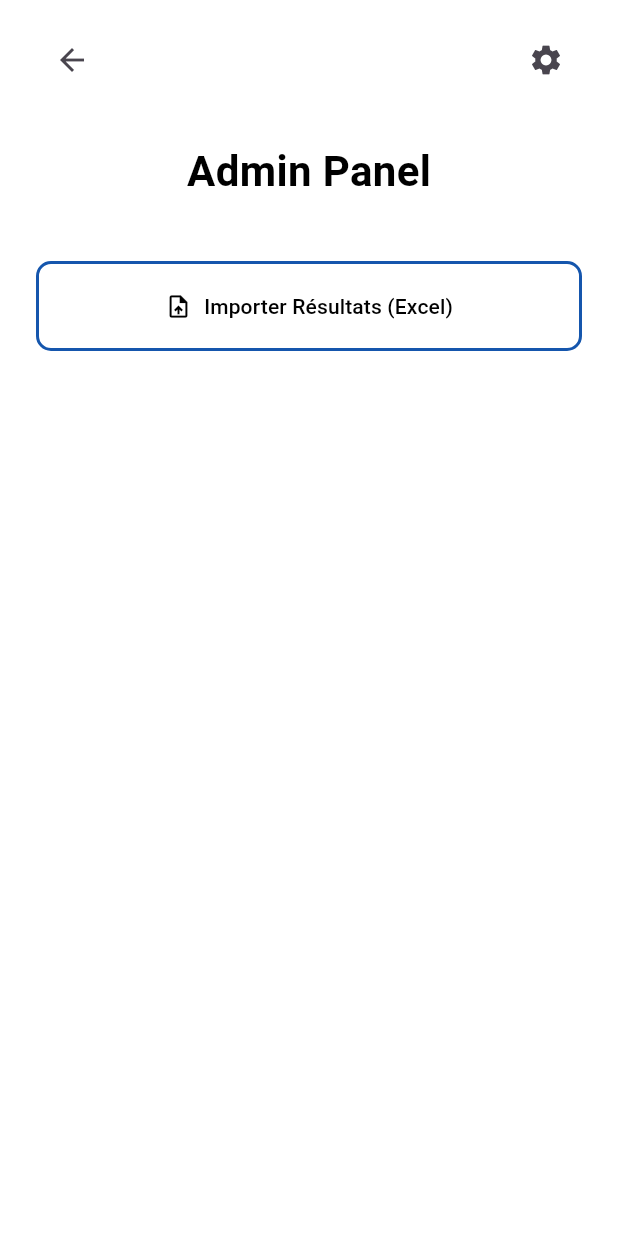
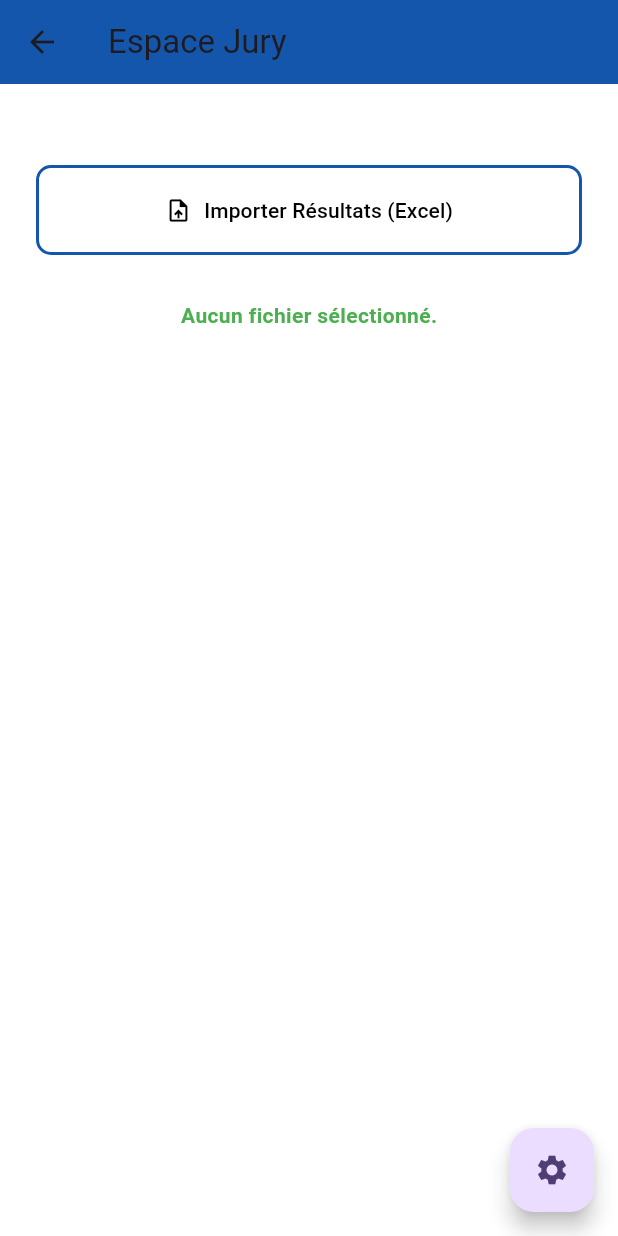
Before and after one commit to Laurentine-YARO/examcheckApp, a Flutter app: the JuryPage screen opened by its route, after a tap on "Importer Résultats (Excel)", on a phone screen of 412 x 824 dp. Run offline on Flutter 3.47's test engine with Material 3 defaults, Android fonts, the phone set to English and light mode, and no system bars; our stand-ins replace cloud_firestore, file_picker, firebase_auth, firebase_core, open_file, pdf; missing offline and left inert: excel; accounts and stored records are empty.

Commit message:
nouvelle modifications

```diff
--- a/lib/JuryPage.dart
+++ /dev/null
@@ -1,260 +0,0 @@
-import 'package:examcheck_app/utils/app_colors.dart';
-import 'package:flutter/material.dart';
-import 'package:file_picker/file_picker.dart';
-import 'package:excel/excel.dart';
-// bien importé
-
-class JuryPage extends StatefulWidget {
-  const JuryPage({super.key});
-
-  @override
-  State<JuryPage> createState() => _JuryPageState();
-}
-
-class _JuryPageState extends State<JuryPage> {
-  bool notificationsEnabled = false;
-  String selectedLanguage = 'Français';
-  bool isSettingsVisible = false;
-  List<Map<String, dynamic>> allResults = [];
-
-  @override
-  Widget build(BuildContext context) {
-    return Scaffold(
-      backgroundColor: AppColors.background,
-      body: SafeArea(
-        child: Padding(
-          padding: const EdgeInsets.symmetric(horizontal: 24, vertical: 16),
-          child: Column(
-            children: [
-              // Header
-              Row(
-                mainAxisAlignment: MainAxisAlignment.spaceBetween,
-                children: [
-                  IconButton(
-                    icon: const Icon(Icons.arrow_back),
-                    onPressed: () => Navigator.pop(context),
-                  ),
-                  IconButton(
-                    icon: const Icon(Icons.settings),
-                    onPressed: () {
-                      setState(() {
-                        isSettingsVisible = !isSettingsVisible;
-                      });
-                    },
-                  ),
-                ],
-              ),
-              const SizedBox(height: 30),
-
-              const Center(
-                child: Text(
-                  'Admin Panel',
-                  style: TextStyle(
-                    fontSize: 28,
-                    fontWeight: FontWeight.bold,
-                    color: AppColors.text,
-                  ),
-                ),
-              ),
-              const SizedBox(height: 40),
-
-              // Importer fichier Excel
-              SizedBox(
-                width: double.infinity,
-                child: OutlinedButton.icon(
-                  icon: const Icon(Icons.upload_file, color: AppColors.text),
-                  label: const Text(
-                    'Importer Résultats (Excel)',
-                    style: TextStyle(color: AppColors.text),
-                  ),
-                  style: OutlinedButton.styleFrom(
-                    shape: RoundedRectangleBorder(
-                      borderRadius: BorderRadius.circular(10),
-                    ),
-                    side: const BorderSide(color: AppColors.primary, width: 2),
-                    padding: const EdgeInsets.symmetric(vertical: 20),
-                  ),
-                  onPressed: () async {
-                    //Navigator.push(
-                    //context,
-                    //MaterialPageRoute(builder: (_) => ViewAllResultsPage(allResults: allResults)),
-                    //);
-
-                    try {
-                      FilePickerResult? result = await FilePicker.platform
-                          .pickFiles(
-                            type: FileType.custom,
-                            allowedExtensions: ['xlsx'],
-                          );
-
-                      if (result != null && result.files.single.bytes != null) {
-                        final bytes = result.files.single.bytes!;
-                        final excel = Excel.decodeBytes(bytes);
-
-                        for (var table in excel.tables.keys) {
-                          final sheet = excel.tables[table]!;
-                          for (
-                            int rowIndex = 1;
-                            rowIndex < sheet.maxRows;
-                            rowIndex++
-                          ) {
-                            final row = sheet.row(rowIndex);
-                            final nom = row[0]?.value.toString() ?? '';
-                            final prenom = row[1]?.value.toString() ?? '';
-                            final numeroPV = row[2]?.value.toString() ?? '';
-                            final ville = row[3]?.value.toString() ?? '';
-                            final serie = row[4]?.value.toString() ?? '';
-                            final moyenne =
-                                double.tryParse(
-                                  row[5]?.value.toString() ?? '0',
-                                ) ??
-                                0;
-
-                            allResults.add({
-                              'nom': nom,
-                              'prenom': prenom,
-                              'numeroPV': numeroPV,
-                              'ville': ville,
-                              'serie': serie,
-                              'moyenne': moyenne,
-                              'secondTour': moyenne >= 8 && moyenne < 10,
-                              'notes': {
-                                'Français':
-                                    double.tryParse(
-                                      row[7]?.value.toString() ?? '0',
-                                    ) ??
-                                    0,
-                                'Maths':
-                                    double.tryParse(
-                                      row[8]?.value.toString() ?? '0',
-                                    ) ??
-                                    0,
-                                'Physique':
-                                    double.tryParse(
-                                      row[9]?.value.toString() ?? '0',
-                                    ) ??
-                                    0,
-                                // Ajoute plus de matières si tu veux...
-                              },
-                              'coefs': {
-                                'Français':
-                                    int.tryParse(
-                                      row[10]?.value.toString() ?? '2',
-                                    ) ??
-                                    2,
-                                'Maths':
-                                    int.tryParse(
-                                      row[11]?.value.toString() ?? '3',
-                                    ) ??
-                                    3,
-                                'Physique':
-                                    int.tryParse(
-                                      row[12]?.value.toString() ?? '3',
-                                    ) ??
-                                    3,
-                              },
-                            });
-                          }
-                        }
-
-                        ScaffoldMessenger.of(context).showSnackBar(
-                          const SnackBar(content: Text("Importation réussie")),
-                        );
-                      }
-                    } catch (e) {
-                      ScaffoldMessenger.of(context).showSnackBar(
-                        SnackBar(content: Text("Erreur d'importation: $e")),
-                      );
-                    }
-                  },
-                ),
-              ),
-
-              const SizedBox(height: 40),
-
-              // Paramètres
-              if (isSettingsVisible)
-                Column(
-                  crossAxisAlignment: CrossAxisAlignment.start,
-                  children: [
-                    const Text(
-                      'Paramètres',
-                      style: TextStyle(
-                        fontSize: 22,
-                        fontWeight: FontWeight.bold,
-                        color: AppColors.text,
-                      ),
-                    ),
-                    const SizedBox(height: 20),
-
-                    //Row(
-                    // mainAxisAlignment: MainAxisAlignment.spaceBetween,
-                    // children: [
-                    // const Row(
-                    //children: [
-                    //Icon(Icons.notifications, color: AppColors.primary),
-                    // SizedBox(width: 10),
-                    // Text(
-                    //  'Notifications',
-                    // style: TextStyle(fontSize: 18, color: AppColors.text),
-                    // ),
-                    //],
-                    // ),
-                    //Switch(
-                    //value: notificationsEnabled,
-                    //onChanged: (bool value) {
-                    // setState(() {
-                    //  notificationsEnabled = value;
-                    // });
-                    // },
-                    //// activeColor: AppColors.primary,
-                    //  inactiveThumbColor: AppColors.text,
-                    //  ),
-                    //  ],
-                    //),
-                    const SizedBox(height: 20),
-
-                    Row(
-                      mainAxisAlignment: MainAxisAlignment.spaceBetween,
-                      children: [
-                        const Row(
-                          children: [
-                            Icon(Icons.language, color: AppColors.primary),
-                            SizedBox(width: 10),
-                            Text(
-                              'Langue',
-                              style: TextStyle(
-                                fontSize: 18,
-                                color: AppColors.text,
-                              ),
-                            ),
-                          ],
-                        ),
-                        DropdownButton<String>(
-                          value: selectedLanguage,
-                          items:
-                              ['Français', 'English']
-                                  .map(
-                                    (value) => DropdownMenuItem(
-                                      value: value,
-                                      child: Text(value),
-                                    ),
-                                  )
-                                  .toList(),
-                          onChanged: (String? value) {
-                            setState(() {
-                              selectedLanguage = value!;
-                            });
-                          },
-                        ),
-                      ],
-                    ),
-                  ],
-                ),
-            ],
-          ),
-        ),
-      ),
-    );
-  }
-}
--- a/lib/CheckPage.dart
+++ b/lib/mobile/CheckPage.dart
@@ -1,9 +1,9 @@
 import 'package:flutter/material.dart';
 import 'package:flutter/services.dart';
 import 'package:examcheck_app/utils/app_colors.dart';
-import 'package:examcheck_app/SuccessPage.dart';
-import 'package:examcheck_app/SecondTourPage.dart';
-import 'package:examcheck_app/EchecPage.dart';
+import 'package:examcheck_app/mobile/SuccessPage.dart';
+import 'package:examcheck_app/mobile/SecondTourPage.dart';
+import 'package:examcheck_app/mobile/EchecPage.dart';
 
 class CheckPage extends StatefulWidget {
   const CheckPage({super.key});
@@ -61,13 +61,13 @@ class _CheckPageState extends State<CheckPage> {
       'prenom': 'Awa',
       'annee': '2024',
       'notes': {
-        'SVT': 12,
-        'EPS': 14,
-        'Anglais': 15,
-        'Physique chimie': 11,
-        'Français': 10,
-        'Histoire et géographie': 8,
-        'Mathématiques': 9,
+        'SVT': 12.0,
+        'EPS': 14.0,
+        'Anglais': 15.0,
+        'Physique chimie': 11.0,
+        'Français': 10.0,
+        'Histoire et géographie': 8.0,
+        'Mathématiques': 9.0,
       },
       'coefs': {
         'Français': 3,
@@ -88,14 +88,14 @@ class _CheckPageState extends State<CheckPage> {
       'prenom': 'Awa',
       'annee': '2023',
       'notes': {
-        'Mathématiques': 8,
-        'Physique chimie': 9,
-        'EPS': 10,
-        'SVT': 7,
-        'Anglais': 6,
-        'Philosophie': 5,
-        'Histoire et géographie': 9,
-        'Français': 7,
+        'Mathématiques': 8.0,
+        'Physique chimie': 9.0,
+        'EPS': 10.0,
+        'SVT': 7.0,
+        'Anglais': 6.0,
+        'Philosophie': 5.0,
+        'Histoire et géographie': 9.0,
+        'Français': 7.0,
       },
       'coefs': {
         'Mathématiques': 5,
@@ -116,7 +116,10 @@ class _CheckPageState extends State<CheckPage> {
     super.dispose();
   }
 
-  double calculerMoyennePonderee(Map<String, double> notes, Map<String, int> coefs) {
+  double calculerMoyennePonderee(
+    Map<String, double> notes,
+    Map<String, int> coefs,
+  ) {
     double totalPoints = 0;
     int totalCoef = 0;
 
@@ -125,8 +128,10 @@ class _CheckPageState extends State<CheckPage> {
       totalPoints += note * coef;
       totalCoef += coef;
     });
-
-    return totalCoef > 0 ? totalPoints / totalCoef : 0.0;
+    final moyenne = totalCoef > 0 ? totalPoints / totalCoef : 0.0;
+    print("Total: $totalPoints | Coef: $totalCoef | Moyenne: $moyenne");
+    return moyenne;
+    //return totalCoef > 0 ? totalPoints / totalCoef : 0.0;
   }
 
   void verifierResultat() {
@@ -167,7 +172,9 @@ class _CheckPageState extends State<CheckPage> {
     final String numeroPV = result['numPv'];
     final String jury = result['ville'];
     final String serie = result['serie'] ?? '';
-    final Map<String, double> notes = Map<String, double>.from(result['notes'] ?? {});
+    final Map<String, double> notes = Map<String, double>.from(
+      result['notes'] ?? {},
+    );
     final Map<String, int> coefs = Map<String, int>.from(result['coefs'] ?? {});
 
     if (notes.isEmpty || coefs.isEmpty) {
@@ -176,12 +183,14 @@ class _CheckPageState extends State<CheckPage> {
     }
 
     final double moyenne = calculerMoyennePonderee(notes, coefs);
+    print("MOYENNE CALCULÉE : $moyenne");
 
     if (moyenne >= 10) {
       Navigator.push(
         context,
         MaterialPageRoute(
-          builder: (_) => SuccessPage(
+          builder:
+              (_) => SuccessPage(
                 nom: nom,
                 prenom: prenom,
                 numeroPV: numeroPV,
@@ -196,26 +205,19 @@ class _CheckPageState extends State<CheckPage> {
     } else if (moyenne >= 8) {
       Navigator.push(
         context,
-        MaterialPageRoute(
-          builder: (_) => SecondTourPage(moyenne: moyenne),
-        ),
+        MaterialPageRoute(builder: (_) => SecondTourPage(moyenne: moyenne)),
       );
     } else {
       Navigator.push(
         context,
-        MaterialPageRoute(
-          builder: (_) => EchecPage(moyenne: moyenne),
-        ),
+        MaterialPageRoute(builder: (_) => EchecPage(moyenne: moyenne)),
       );
     }
   }
 
   void _showError(String message) {
     ScaffoldMessenger.of(context).showSnackBar(
-      SnackBar(
-        content: Text(message),
-        backgroundColor: AppColors.error,
-      ),
+      SnackBar(content: Text(message), backgroundColor: AppColors.error),
     );
   }
 
@@ -246,7 +248,8 @@ class _CheckPageState extends State<CheckPage> {
                 prefixIcon: Icon(Icons.calendar_today),
               ),
               value: selectedAnnee,
-              items: annees.map((year) {
+              items:
+                  annees.map((year) {
                     return DropdownMenuItem<String>(
                       value: year,
                       child: Text(year),
@@ -266,7 +269,8 @@ class _CheckPageState extends State<CheckPage> {
                 border: OutlineInputBorder(),
                 prefixIcon: Icon(Icons.school),
               ),
-              items: examTypes.map((type) {
+              items:
+                  examTypes.map((type) {
                     return DropdownMenuItem(value: type, child: Text(type));
                   }).toList(),
               onChanged: (value) {
@@ -285,7 +289,8 @@ class _CheckPageState extends State<CheckPage> {
                   border: OutlineInputBorder(),
                   prefixIcon: Icon(Icons.category),
                 ),
-                items: bacSeries.map((serie) {
+                items:
+                    bacSeries.map((serie) {
                       return DropdownMenuItem(value: serie, child: Text(serie));
                     }).toList(),
                 onChanged: (value) {
--- a/lib/RacourciPage.dart
+++ b/lib/mobile/RacourciPage.dart
@@ -1,6 +1,6 @@
 import 'package:examcheck_app/utils/app_colors.dart';
 import 'package:flutter/material.dart';
-import 'package:examcheck_app/CheckPage.dart';
+import 'package:examcheck_app/mobile/CheckPage.dart';
 
 class RacourciPage extends StatefulWidget {
   const RacourciPage({super.key});
--- a/lib/SuccessPage.dart
+++ b/lib/mobile/SuccessPage.dart
@@ -1,4 +1,4 @@
-import 'package:examcheck_app/RelevePage.dart';
+import 'package:examcheck_app/mobile/RelevePage.dart';
 import 'package:examcheck_app/utils/app_colors.dart';
 import 'package:flutter/material.dart';
 
--- a/lib/WelcomePage.dart
+++ b/lib/mobile/WelcomePage.dart
@@ -1,4 +1,4 @@
-import 'package:examcheck_app/RacourciPage.dart';
+import 'package:examcheck_app/mobile/RacourciPage.dart';
 import 'package:flutter/material.dart';
 import 'package:examcheck_app/utils/app_colors.dart';
 
--- /dev/null
+++ b/lib/web/JuryPage.dart
@@ -0,0 +1,213 @@
+import 'dart:typed_data';
+import 'package:cloud_firestore/cloud_firestore.dart';
+import 'package:examcheck_app/utils/app_colors.dart';
+import 'package:file_picker/file_picker.dart';
+import 'package:flutter/material.dart';
+import 'package:excel/excel.dart';
+
+class JuryPage extends StatefulWidget {
+  const JuryPage({super.key});
+
+  @override
+  State<JuryPage> createState() => _JuryPageState();
+}
+
+class _JuryPageState extends State<JuryPage> {
+  bool isUploading = false;
+  String status = '';
+  String selectedLanguage = 'Français';
+  bool isSettingsVisible = false;
+
+  Future<void> importExcelResults() async {
+    setState(() {
+      isUploading = true;
+      status = 'Importation en cours...';
+    });
+
+    try {
+      FilePickerResult? result = await FilePicker.platform.pickFiles(
+        type: FileType.custom,
+        allowedExtensions: ['xlsx'],
+      );
+
+      if (result != null && result.files.single.bytes != null) {
+        Uint8List bytes = result.files.single.bytes!;
+        final excel = Excel.decodeBytes(bytes);
+
+        for (var table in excel.tables.keys) {
+          final sheet = excel.tables[table]!;
+          for (int rowIndex = 1; rowIndex < sheet.maxRows; rowIndex++) {
+            final row = sheet.row(rowIndex);
+
+            String numPV = row[0]?.value.toString() ?? '';
+            String nom = row[1]?.value.toString() ?? '';
+            String prenom = row[2]?.value.toString() ?? '';
+            String ville = row[3]?.value.toString() ?? '';
+            String type = row[4]?.value.toString() ?? ''; // BAC / BEPC
+            String annee = row[5]?.value.toString() ?? '';
+            String serie = row[6]?.value.toString() ?? '';
+            double moyenne =
+                double.tryParse(row[7]?.value.toString() ?? '0') ?? 0;
+
+            // Notes
+            Map<String, double> notes = {
+              'Français': double.tryParse(row[8]?.value.toString() ?? '0') ?? 0,
+              'Maths': double.tryParse(row[9]?.value.toString() ?? '0') ?? 0,
+              'Physique':
+                  double.tryParse(row[10]?.value.toString() ?? '0') ?? 0,
+              // Ajoute plus de matières si besoin
+            };
+
+            // Coefficients
+            Map<String, int> coefs = {
+              'Français': int.tryParse(row[11]?.value.toString() ?? '2') ?? 2,
+              'Maths': int.tryParse(row[12]?.value.toString() ?? '3') ?? 3,
+              'Physique': int.tryParse(row[13]?.value.toString() ?? '3') ?? 3,
+            };
+
+            await FirebaseFirestore.instance
+                .collection('resultats')
+                .doc(numPV)
+                .set({
+                  'numPv': numPV,
+                  'nom': nom,
+                  'prenom': prenom,
+                  'ville': ville,
+                  'type': type,
+                  'annee': annee,
+                  'serie': serie,
+                  'moyenne': moyenne,
+                  'secondTour': moyenne >= 8 && moyenne < 10,
+                  'notes': notes,
+                  'coefs': coefs,
+                });
+          }
+        }
+
+        setState(() {
+          status = "Importation terminée avec succès ✅";
+        });
+      } else {
+        setState(() {
+          status = "Aucun fichier sélectionné.";
+        });
+      }
+    } catch (e) {
+      setState(() {
+        status = "Erreur d'importation : $e";
+      });
+    } finally {
+      setState(() {
+        isUploading = false;
+      });
+    }
+  }
+
+  @override
+  Widget build(BuildContext context) {
+    return Scaffold(
+      backgroundColor: AppColors.background,
+      appBar: AppBar(
+        backgroundColor: AppColors.primary,
+        title: const Text("Espace Jury"),
+      ),
+      body: Padding(
+        padding: const EdgeInsets.all(24),
+        child: Column(
+          children: [
+            const SizedBox(height: 30),
+
+            SizedBox(
+              width: double.infinity,
+              child: OutlinedButton.icon(
+                icon: const Icon(Icons.upload_file, color: AppColors.text),
+                label: const Text(
+                  'Importer Résultats (Excel)',
+                  style: TextStyle(color: AppColors.text),
+                ),
+                style: OutlinedButton.styleFrom(
+                  shape: RoundedRectangleBorder(
+                    borderRadius: BorderRadius.circular(10),
+                  ),
+                  side: const BorderSide(color: AppColors.primary, width: 2),
+                  padding: const EdgeInsets.symmetric(vertical: 20),
+                ),
+                onPressed: isUploading ? null : importExcelResults,
+              ),
+            ),
+
+            const SizedBox(height: 30),
+            if (status.isNotEmpty)
+              Text(
+                status,
+                style: TextStyle(
+                  color: status.contains("Erreur") ? Colors.red : Colors.green,
+                  fontWeight: FontWeight.bold,
+                ),
+              ),
+
+            const SizedBox(height: 40),
+            if (isSettingsVisible)
+              Column(
+                crossAxisAlignment: CrossAxisAlignment.start,
+                children: [
+                  const Text(
+                    'Paramètres',
+                    style: TextStyle(
+                      fontSize: 22,
+                      fontWeight: FontWeight.bold,
+                      color: AppColors.text,
+                    ),
+                  ),
+                  const SizedBox(height: 20),
+                  Row(
+                    mainAxisAlignment: MainAxisAlignment.spaceBetween,
+                    children: [
+                      const Row(
+                        children: [
+                          Icon(Icons.language, color: AppColors.primary),
+                          SizedBox(width: 10),
+                          Text(
+                            'Langue',
+                            style: TextStyle(
+                              fontSize: 18,
+                              color: AppColors.text,
+                            ),
+                          ),
+                        ],
+                      ),
+                      DropdownButton<String>(
+                        value: selectedLanguage,
+                        items:
+                            ['Français', 'English']
+                                .map(
+                                  (lang) => DropdownMenuItem(
+                                    value: lang,
+                                    child: Text(lang),
+                                  ),
+                                )
+                                .toList(),
+                        onChanged: (value) {
+                          setState(() {
+                            selectedLanguage = value!;
+                          });
+                        },
+                      ),
+                    ],
+                  ),
+                ],
+              ),
+          ],
+        ),
+      ),
+      floatingActionButton: FloatingActionButton(
+        onPressed: () {
+          setState(() {
+            isSettingsVisible = !isSettingsVisible;
+          });
+        },
+        child: const Icon(Icons.settings),
+      ),
+    );
+  }
+}
--- a/lib/LoginPage.dart
+++ b/lib/web/LoginPage.dart
@@ -1,9 +1,9 @@
 import 'package:cloud_firestore/cloud_firestore.dart';
-import 'package:examcheck_app/adminPage.dart';
+import 'package:examcheck_app/web/adminPage.dart';
 import 'package:examcheck_app/utils/app_colors.dart';
-import 'package:examcheck_app/SignPage.dart';
+import 'package:examcheck_app/web/SignPage.dart';
 import 'package:flutter/material.dart';
-import 'package:examcheck_app/JuryPage.dart';
+import 'package:examcheck_app/web/JuryPage.dart';
 import 'package:firebase_auth/firebase_auth.dart';
 
 class LoginPage extends StatefulWidget {
--- a/lib/SignPage.dart
+++ b/lib/web/SignPage.dart
@@ -2,8 +2,8 @@ import 'package:cloud_firestore/cloud_firestore.dart';
 import 'package:firebase_auth/firebase_auth.dart';
 import 'package:examcheck_app/utils/app_colors.dart';
 import 'package:flutter/material.dart';
-import 'package:examcheck_app/JuryPage.dart';
-import 'package:examcheck_app/AdminPage.dart';
+import 'package:examcheck_app/web/JuryPage.dart';
+import 'package:examcheck_app/web/AdminPage.dart';
 
 class SignUpPage extends StatefulWidget {
   const SignUpPage({super.key});
--- a/pubspec.yaml
+++ b/pubspec.yaml
@@ -40,7 +40,7 @@ dependencies:
   file_picker: ^10.1.5
   excel: ^4.0.6
   firebase_core: ^3.13.0
-  cloud_firestore: ^5.6.7
+  cloud_firestore: ^5.6.8
   firebase_auth: ^5.5.3
   # The following adds the Cupertino Icons font to your application.
   # Use with the CupertinoIcons class for iOS style icons.
```
Also changed, not shown: lib/main.dart (+11 -11 lines), lib/mobile/EchecPage.dart (renamed from lib/EchecPage.dart), lib/mobile/RelevePage.dart (renamed from lib/RelevePage.dart), lib/mobile/SecondTourPage.dart (renamed from lib/SecondTourPage.dart), lib/mobile/historyPage.dart (renamed from lib/historyPage.dart), lib/utils/app_localizations.dart (renamed from lib/app_localizations.dart), lib/web/AdminPage.dart (renamed from lib/AdminPage.dart), pubspec.lock, 2 other files. Lines whose indentation alone changed are shown as unchanged.
